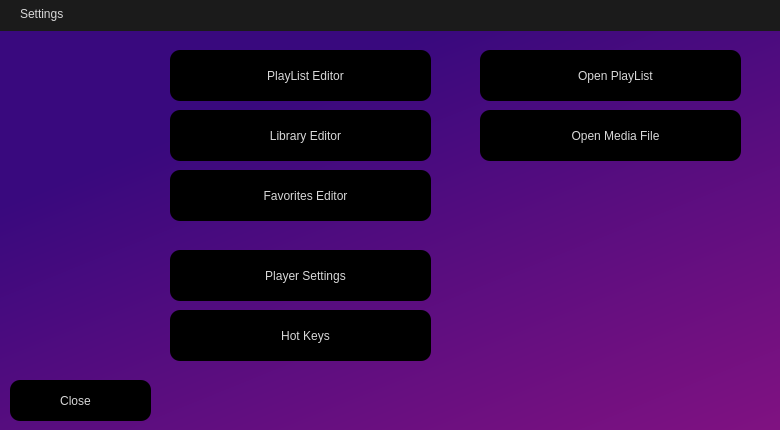
ifreddyrod/SPYDER-Player-pyqt, file assets/Settings.ui: the form before one commit.
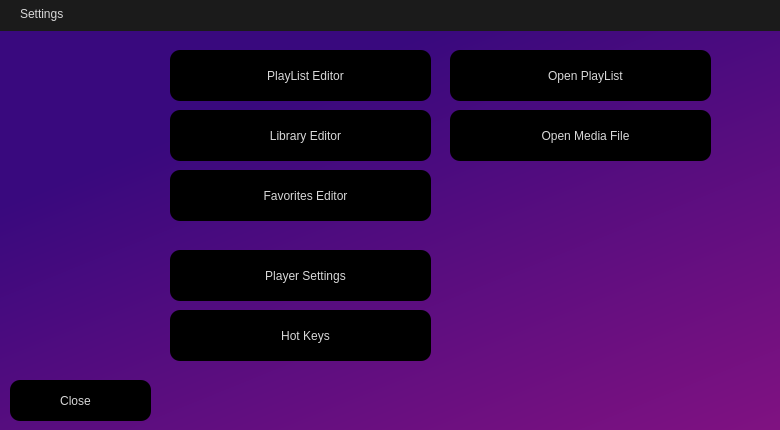
The form after the commit. Icons and pictures are not drawn.

Patch:
```diff
--- a/assets/Settings.ui
+++ b/assets/Settings.ui
@@ -204,7 +204,7 @@
   <widget class="QPushButton" name="OpenMediaFile_button">
    <property name="geometry">
     <rect>
-     <x>480</x>
+     <x>450</x>
      <y>110</y>
      <width>261</width>
      <height>51</height>
@@ -227,7 +227,7 @@
   <widget class="QPushButton" name="OpenPlayList_button">
    <property name="geometry">
     <rect>
-     <x>480</x>
+     <x>450</x>
      <y>50</y>
      <width>261</width>
      <height>51</height>
```
